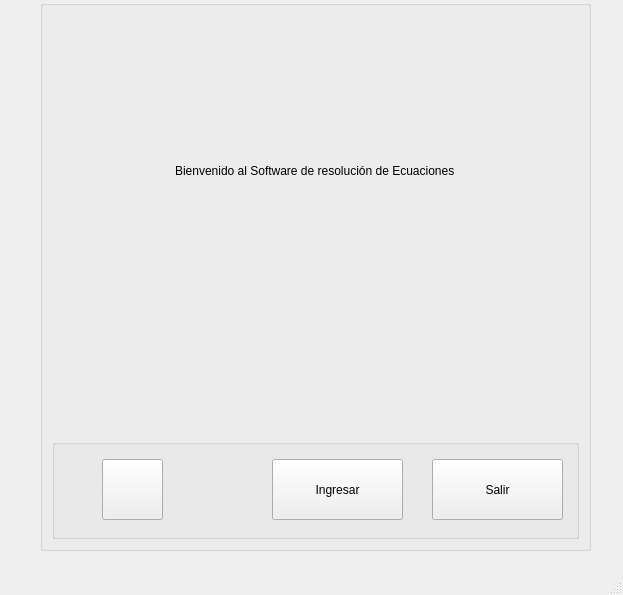
This is ProyectoMetodosNumericos/Ventanas/login.ui in jimmybanegas/ProyectoMetodosNumericos as Qt 5 draws it before an edit. The edited form follows.
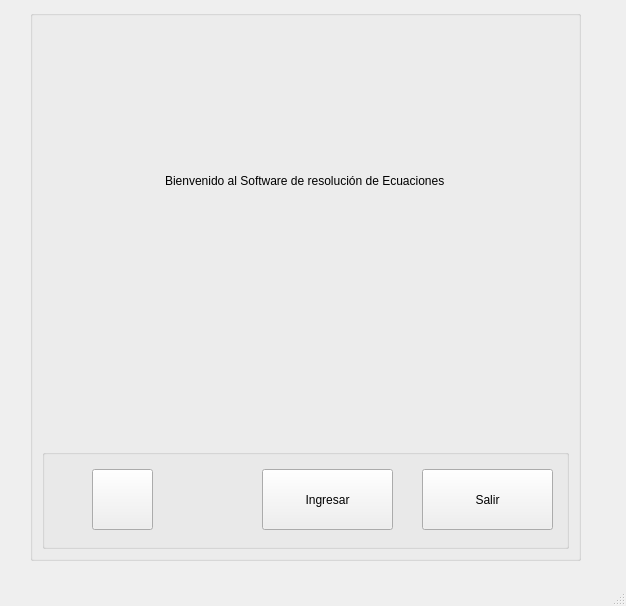
This is the edited form. Icons and pictures are not drawn.

```diff
--- a/ProyectoMetodosNumericos/Ventanas/login.ui
+++ b/ProyectoMetodosNumericos/Ventanas/login.ui
@@ -6,8 +6,8 @@
    <rect>
     <x>0</x>
     <y>0</y>
-    <width>623</width>
-    <height>595</height>
+    <width>626</width>
+    <height>606</height>
    </rect>
   </property>
   <property name="windowTitle">
@@ -24,8 +24,8 @@
    <widget class="QGroupBox" name="groupBox">
     <property name="geometry">
      <rect>
-      <x>40</x>
-      <y>0</y>
+      <x>30</x>
+      <y>10</y>
       <width>551</width>
       <height>551</height>
      </rect>
```
Left out of the diff: 2 changed lines with no effect on the pictures.
